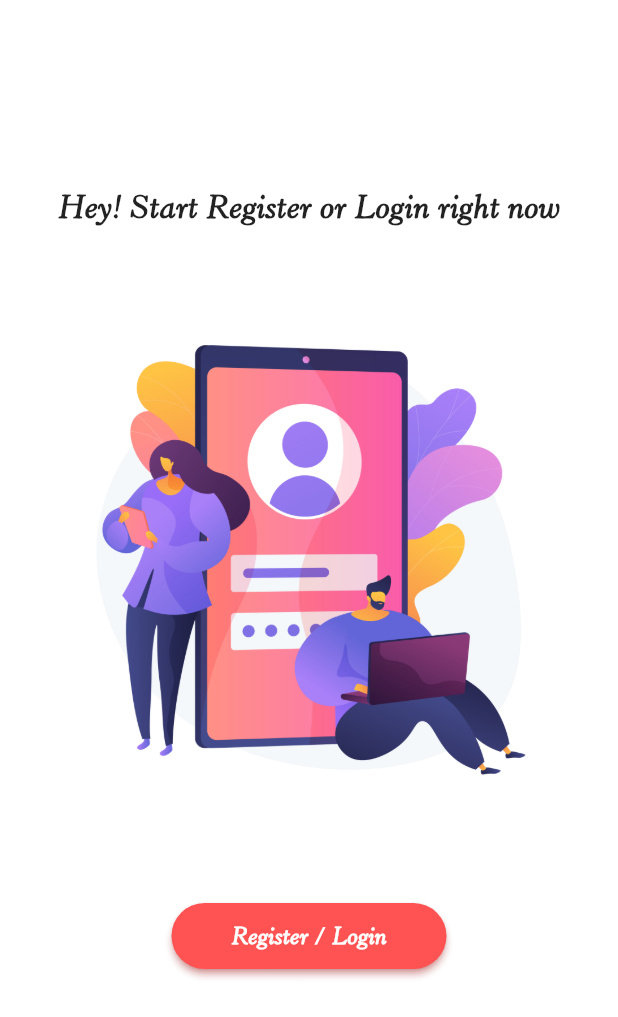
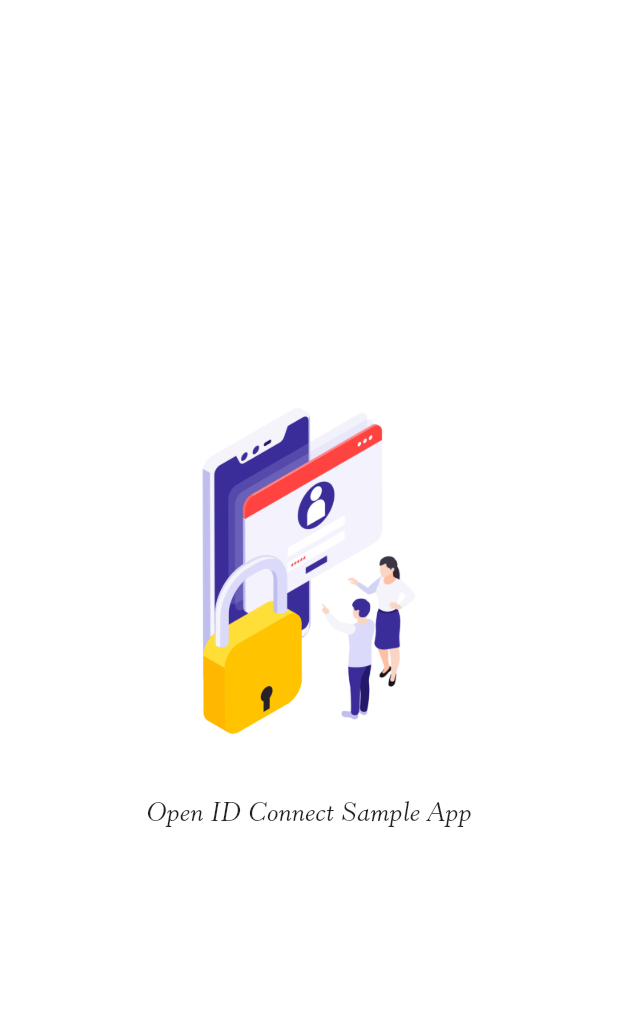
Before and after one commit to marjandn/OIDC-Sample, a Flutter app: the first screen one second after launch, on a phone screen of 412 x 824 dp. Shown: the top 1017 px of the screen. Run offline on Flutter 3.47's test engine with Material 2 defaults, Android fonts, the phone set to English and light mode, and no system bars; our stand-ins replace flutter_secure_storage, get; missing offline and left inert: flutter_appauth.

Commit message:
Add Splash page for setup routing base of user login status

```diff
--- a/lib/main.dart
+++ b/lib/main.dart
@@ -5,7 +5,7 @@ import 'package:flutter_secure_storage/flutter_secure_storage.dart';
 import 'package:get/instance_manager.dart';
 import 'package:get/route_manager.dart';
 import 'package:oidc/storage/secure_shared_pref.dart';
-import 'package:oidc/ui/login/login_screen.dart';
+import 'package:oidc/ui/splash/splash_screen.dart';
 
 void main() {
 
@@ -27,7 +27,7 @@ class MyApp extends StatelessWidget{
         fontFamily: 'Horley',
         visualDensity: VisualDensity.adaptivePlatformDensity,
       ),
-      home:  LoginScreen(),
+      home:  SplashScreen(),
     );
   }
 }
--- a/lib/storage/secure_shared_pref.dart
+++ b/lib/storage/secure_shared_pref.dart
@@ -32,8 +32,8 @@ class SecureSharedPref{
     return await storage.read(key: USER_PICTURE);
   }
 
-  Future<String> getRefreshToken() async{
-    String token = await storage.read(key: REFRESH_TOKEN) ?? "";
+  Future<String?> getRefreshToken() async{
+    String? token = await storage.read(key: REFRESH_TOKEN);
     return token;
   }
 
--- /dev/null
+++ b/lib/ui/splash/splash_controller.dart
@@ -0,0 +1,22 @@
+import 'package:oidc/storage/secure_shared_pref.dart';
+import 'package:get/get.dart';
+
+import '../home/home_screen.dart';
+import '../login/login_screen.dart';
+
+class SplashController extends GetxController{
+
+  @override
+  onInit(){
+    checkUserLoggedIn();
+    super.onInit();
+  }
+
+  checkUserLoggedIn() async{
+    await Future.delayed(const Duration(seconds: 3));
+    String? flag = await Get.find<SecureSharedPref>().getRefreshToken();
+
+                  Get.off((flag != null)? HomeScreen(): LoginScreen());
+
+  }
+}
--- /dev/null
+++ b/lib/ui/splash/splash_screen.dart
@@ -0,0 +1,24 @@
+import 'package:flutter/material.dart';
+import 'package:get/get.dart';
+import 'package:oidc/ui/home/home_screen.dart';
+import 'package:oidc/ui/login/login_screen.dart';
+import 'package:oidc/ui/splash/splash_controller.dart';
+
+class SplashScreen extends StatelessWidget{
+   SplashScreen({Key? key}) : super(key: key);
+
+final  _controller = Get.put(SplashController());
+
+  @override
+  Widget build(BuildContext context) {
+    return Scaffold(
+      body:  Center(child: Column(
+        mainAxisAlignment: MainAxisAlignment.center,
+        children:[
+         Image.asset("assets/images/logo_image.jpg", width: 300,),
+         const  Text("Open ID Connect Sample App", style: TextStyle(fontSize: 18),),
+         const SizedBox(height: 40,)
+      ]))
+    );
+  }
+}
```
Also changed, not shown: assets/images/logo_image.jpg (added).
